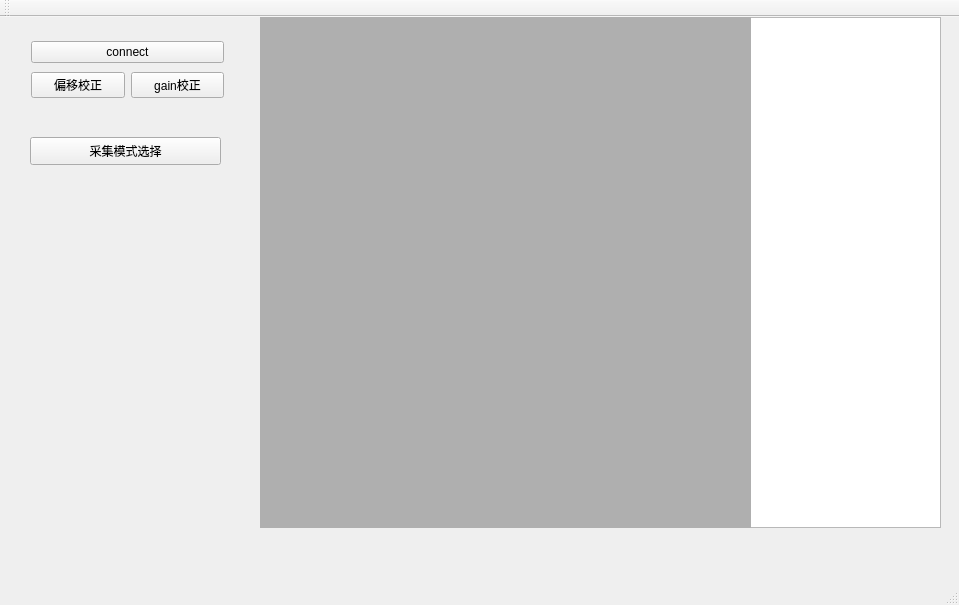
c00122611/Iray_detectorProj, file IRay_Test/IrayWidget.ui: the form before one commit.
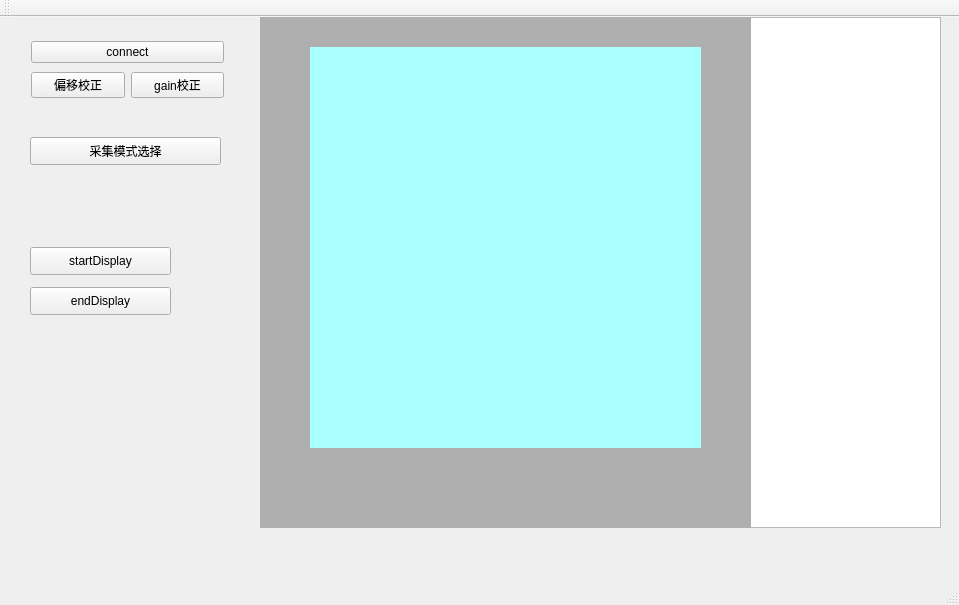
The form after the commit.

```diff
--- a/IRay_Test/IrayWidget.ui
+++ b/IRay_Test/IrayWidget.ui
@@ -82,6 +82,48 @@
     <property name="styleSheet">
      <string notr="true">background-color: rgb(175, 175, 175);</string>
     </property>
+    <widget class="QLabel" name="imageLabel">
+     <property name="geometry">
+      <rect>
+       <x>50</x>
+       <y>30</y>
+       <width>391</width>
+       <height>401</height>
+      </rect>
+     </property>
+     <property name="styleSheet">
+      <string notr="true">background-color: rgb(170, 255, 255);</string>
+     </property>
+     <property name="text">
+      <string/>
+     </property>
+    </widget>
+   </widget>
+   <widget class="QPushButton" name="startDisplayButton">
+    <property name="geometry">
+     <rect>
+      <x>30</x>
+      <y>230</y>
+      <width>141</width>
+      <height>28</height>
+     </rect>
+    </property>
+    <property name="text">
+     <string>startDisplay</string>
+    </property>
+   </widget>
+   <widget class="QPushButton" name="endDisplayButton">
+    <property name="geometry">
+     <rect>
+      <x>30</x>
+      <y>270</y>
+      <width>141</width>
+      <height>28</height>
+     </rect>
+    </property>
+    <property name="text">
+     <string>endDisplay</string>
+    </property>
    </widget>
   </widget>
   <widget class="QMenuBar" name="menuBar">
```
